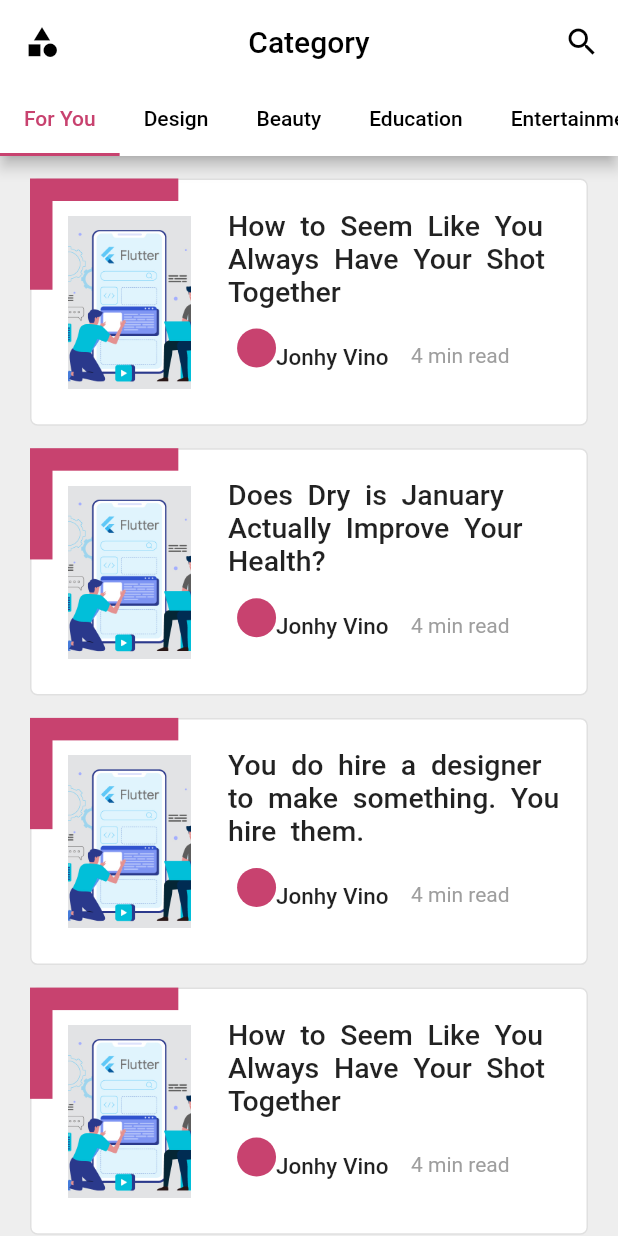
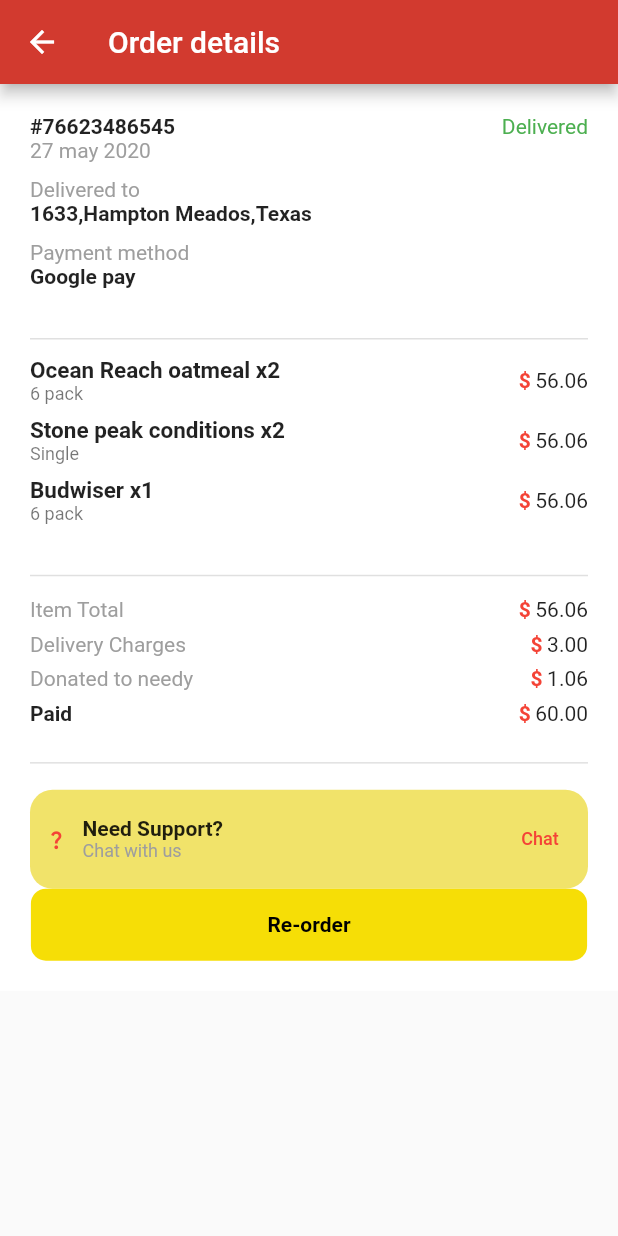
Before and after one commit to Nishadatgit/luminar-Projects, a Flutter app: the screen it shows after launch, on a phone screen of 412 x 824 dp. Run offline on Flutter 3.47's test engine with Material 2 defaults, Android fonts, the phone set to English and light mode, and no system bars; our stand-ins replace accordion, curved_navigation_bar, email_validator, eva_icons_flutter, flutter_svg, font_awesome_flutter and 4 more; missing offline and left inert: random_date, staggered_grid_view_flutter.

Commit message:
order page ui completed

```diff
--- a/lib/main.dart
+++ b/lib/main.dart
@@ -41,6 +41,7 @@ import 'package:demo_project/tab_bars.dart';
 import 'package:demo_project/text_field.dart';
 import 'package:demo_project/ui/category%20ui/category_page.dart';
 import 'package:demo_project/ui/login%20ui/login_1.dart';
+import 'package:demo_project/ui/order%20page%20ui/order_page.dart';
 import 'package:demo_project/validation_form.dart';
 import 'package:flutter/material.dart';
 import 'package:flutter/services.dart';
@@ -66,7 +67,7 @@ class MyApp extends StatelessWidget {
         'profile': (context) => const ProfilePage(),
         'home': (context) => const HomePage()
       },
-      home: const CategoryPage(),
+      home: const OrderPage(),
     );
   }
 }
--- a/lib/ui/category ui/category_page.dart
+++ b/lib/ui/category ui/category_page.dart
@@ -161,7 +161,7 @@ class MyCard extends StatelessWidget {
                 border: Border.all(color: Colors.grey[300]!, width: 1)),
           ),
           Container(
-            color: pColor,
+            color: pColor.withOpacity(0.8),
             width: MediaQuery.of(context).size.width * 0.24,
             height: MediaQuery.of(context).size.height * 0.090,
           ),
--- /dev/null
+++ b/lib/ui/order page ui/order_page.dart
@@ -0,0 +1,384 @@
+import 'package:flutter/material.dart';
+import 'package:flutter/src/foundation/key.dart';
+import 'package:flutter/src/widgets/framework.dart';
+
+class OrderPage extends StatelessWidget {
+  const OrderPage({Key? key}) : super(key: key);
+
+  @override
+  Widget build(BuildContext context) {
+    return Scaffold(
+      appBar: AppBar(
+        backgroundColor: const Color.fromARGB(255, 210, 58, 47),
+        leading: const Icon(
+          Icons.arrow_back,
+          color: Colors.white,
+        ),
+        title: const Text('Order details'),
+      ),
+      body: SingleChildScrollView(
+        child: Container(
+          padding: const EdgeInsets.all(20),
+          color: Colors.white,
+          child: Column(
+            children: [
+              const OrderDetailsArea(),
+              const Padding(
+                padding: EdgeInsets.only(top: 10),
+                child: Divider(
+                  thickness: 1,
+                ),
+              ),
+              const ItemList(),
+              const Padding(
+                padding: EdgeInsets.only(top: 10.0),
+                child: Divider(
+                  thickness: 1,
+                ),
+              ),
+              const PaymentDetails(),
+              const Padding(
+                padding: EdgeInsets.symmetric(vertical: 10.0),
+                child: Divider(
+                  thickness: 1,
+                ),
+              ),
+              const NeedSupport(),
+              Container(
+                margin: EdgeInsets.only(
+                    top: MediaQuery.of(context).padding.top * 1.29),
+                width: MediaQuery.of(context).size.width * 0.9,
+                decoration: BoxDecoration(
+                    color: Color.fromARGB(255, 246, 222, 6),
+                    borderRadius: BorderRadius.circular(10)),
+                child: TextButton(
+                    onPressed: () {},
+                    child: const Text(
+                      'Re-order',
+                      style: TextStyle(
+                          color: Colors.black, fontWeight: FontWeight.bold),
+                    )),
+              ),
+            ],
+          ),
+        ),
+      ),
+    );
+  }
+}
+
+class NeedSupport extends StatelessWidget {
+  const NeedSupport({
+    Key? key,
+  }) : super(key: key);
+
+  @override
+  Widget build(BuildContext context) {
+    return Container(
+      padding: const EdgeInsets.only(left: 10, top: 10, bottom: 10),
+      decoration: const BoxDecoration(
+          color: Color.fromARGB(255, 241, 227, 106),
+          borderRadius: BorderRadius.all(Radius.circular(15))),
+      height: MediaQuery.of(context).size.height * 0.080,
+      child: Row(
+        children: [
+          const Icon(
+            Icons.question_mark_outlined,
+            size: 15,
+            color: Colors.red,
+          ),
+          const SizedBox(
+            width: 10,
+          ),
+          Container(
+            height: 50,
+            width: 150,
+            child: Column(
+              mainAxisAlignment: MainAxisAlignment.center,
+              crossAxisAlignment: CrossAxisAlignment.start,
+              children: const [
+                Text(
+                  'Need Support?',
+                  style: TextStyle(fontWeight: FontWeight.bold),
+                ),
+                Text(
+                  'Chat with us',
+                  style: TextStyle(fontSize: 12, color: Colors.grey),
+                )
+              ],
+            ),
+          ),
+          const Spacer(),
+          TextButton(
+              onPressed: () {},
+              child: const Text(
+                'Chat',
+                style: TextStyle(color: Colors.red, fontSize: 12),
+              ))
+        ],
+      ),
+    );
+  }
+}
+
+class OrderDetailsArea extends StatelessWidget {
+  const OrderDetailsArea({
+    Key? key,
+  }) : super(key: key);
+
+  @override
+  Widget build(BuildContext context) {
+    return Container(
+      height: MediaQuery.of(context).size.height * 0.16,
+      child: Column(
+        children: [
+          Row(
+            crossAxisAlignment: CrossAxisAlignment.start,
+            mainAxisAlignment: MainAxisAlignment.spaceBetween,
+            children: [
+              Column(
+                crossAxisAlignment: CrossAxisAlignment.start,
+                children: const [
+                  Text(
+                    '#76623486545',
+                    style: TextStyle(fontWeight: FontWeight.bold),
+                  ),
+                  Text(
+                    '27 may 2020',
+                    style: TextStyle(color: Colors.grey),
+                  )
+                ],
+              ),
+              const Text(
+                'Delivered',
+                style: TextStyle(color: Colors.green),
+              ),
+            ],
+          ),
+          const SizedBox(
+            height: 10,
+          ),
+          Row(
+            crossAxisAlignment: CrossAxisAlignment.start,
+            mainAxisAlignment: MainAxisAlignment.spaceBetween,
+            children: [
+              Column(
+                crossAxisAlignment: CrossAxisAlignment.start,
+                children: const [
+                  Text(
+                    'Delivered to',
+                    style: TextStyle(
+                      color: Colors.grey,
+                    ),
+                  ),
+                  Text(
+                    '1633,Hampton Meados,Texas',
+                    style: TextStyle(fontWeight: FontWeight.bold),
+                  )
+                ],
+              ),
+            ],
+          ),
+          const SizedBox(
+            height: 10,
+          ),
+          Row(
+            crossAxisAlignment: CrossAxisAlignment.start,
+            mainAxisAlignment: MainAxisAlignment.spaceBetween,
+            children: [
+              Column(
+                crossAxisAlignment: CrossAxisAlignment.start,
+                children: const [
+                  Text(
+                    'Payment method',
+                    style: TextStyle(
+                      color: Colors.grey,
+                    ),
+                  ),
+                  Text(
+                    'Google pay',
+                    style: TextStyle(fontWeight: FontWeight.bold),
+                  )
+                ],
+              ),
+            ],
+          ),
+        ],
+      ),
+    );
+  }
+}
+
+class ItemList extends StatelessWidget {
+  const ItemList({
+    Key? key,
+  }) : super(key: key);
+
+  @override
+  Widget build(BuildContext context) {
+    return Container(
+      height: MediaQuery.of(context).size.height * 0.16,
+      child: Column(
+        children: [
+          ListTile(
+            visualDensity: const VisualDensity(vertical: -4),
+            dense: true,
+            horizontalTitleGap: 0,
+            contentPadding: const EdgeInsets.all(0),
+            title: const Text(
+              'Ocean Reach oatmeal x2',
+              style: TextStyle(fontSize: 15, fontWeight: FontWeight.bold),
+            ),
+            isThreeLine: false,
+            subtitle: const Text('6 pack'),
+            trailing: Wrap(
+              spacing: 3,
+              children: const [
+                Text('\$',
+                    style: TextStyle(
+                        color: Colors.red, fontWeight: FontWeight.bold)),
+                Text('56.06'),
+              ],
+            ),
+          ),
+          ListTile(
+            visualDensity: const VisualDensity(vertical: -4),
+            dense: true,
+            horizontalTitleGap: 0,
+            contentPadding: const EdgeInsets.all(0),
+            title: const Text(
+              'Stone peak conditions x2 ',
+              style: TextStyle(fontSize: 15, fontWeight: FontWeight.bold),
+            ),
+            isThreeLine: false,
+            subtitle: const Text('Single'),
+            trailing: Wrap(
+              spacing: 3,
+              children: const [
+                Text('\$',
+                    style: TextStyle(
+                        color: Colors.red, fontWeight: FontWeight.bold)),
+                Text('56.06'),
+              ],
+            ),
+          ),
+          ListTile(
+            visualDensity: const VisualDensity(vertical: -4),
+            dense: true,
+            horizontalTitleGap: 0,
+            contentPadding: const EdgeInsets.all(0),
+            title: const Text(
+              'Budwiser x1',
+              style: TextStyle(fontSize: 15, fontWeight: FontWeight.bold),
+            ),
+            isThreeLine: false,
+            subtitle: const Text('6 pack'),
+            trailing: Wrap(
+              spacing: 3,
+              children: const [
+                Text('\$',
+                    style: TextStyle(
+                        color: Colors.red, fontWeight: FontWeight.bold)),
+                Text('56.06'),
+              ],
+            ),
+          ),
+        ],
+      ),
+    );
+  }
+}
+
+class PaymentDetails extends StatelessWidget {
+  const PaymentDetails({
+    Key? key,
+  }) : super(key: key);
+
+  @override
+  Widget build(BuildContext context) {
+    return Container(
+      height: MediaQuery.of(context).size.height * 0.12,
+      child: Column(
+        mainAxisAlignment: MainAxisAlignment.spaceEvenly,
+        children: [
+          Row(
+            mainAxisAlignment: MainAxisAlignment.spaceBetween,
+            children: [
+              const Text(
+                'Item Total',
+                style: TextStyle(color: Colors.grey),
+              ),
+              Wrap(
+                spacing: 3,
+                children: const [
+                  Text(
+                    '\$',
+                    style: TextStyle(
+                        color: Colors.red, fontWeight: FontWeight.bold),
+                  ),
+                  Text('56.06'),
+                ],
+              )
+            ],
+          ),
+          Row(
+            mainAxisAlignment: MainAxisAlignment.spaceBetween,
+            children: [
+              const Text('Delivery Charges',
+                  style: TextStyle(color: Colors.grey)),
+              Wrap(
+                spacing: 3,
+                children: const [
+                  Text(
+                    '\$',
+                    style: TextStyle(
+                        color: Colors.red, fontWeight: FontWeight.bold),
+                  ),
+                  Text('3.00'),
+                ],
+              )
+            ],
+          ),
+          Row(
+            mainAxisAlignment: MainAxisAlignment.spaceBetween,
+            children: [
+              const Text('Donated to needy',
+                  style: TextStyle(color: Colors.grey)),
+              Wrap(
+                spacing: 3,
+                children: const [
+                  Text(
+                    '\$',
+                    style: TextStyle(
+                        color: Colors.red, fontWeight: FontWeight.bold),
+                  ),
+                  Text('1.06'),
+                ],
+              )
+            ],
+          ),
+          Row(
+            mainAxisAlignment: MainAxisAlignment.spaceBetween,
+            children: [
+              const Text(
+                'Paid',
+                style: TextStyle(fontWeight: FontWeight.bold),
+              ),
+              Wrap(
+                spacing: 3,
+                children: const [
+                  Text(
+                    '\$',
+                    style: TextStyle(
+                        color: Colors.red, fontWeight: FontWeight.bold),
+                  ),
+                  Text('60.00'),
+                ],
+              )
+            ],
+          ),
+        ],
+      ),
+    );
+  }
+}
```
Also changed, not shown: lib/ui/order page ui/order page ui.png (added).
